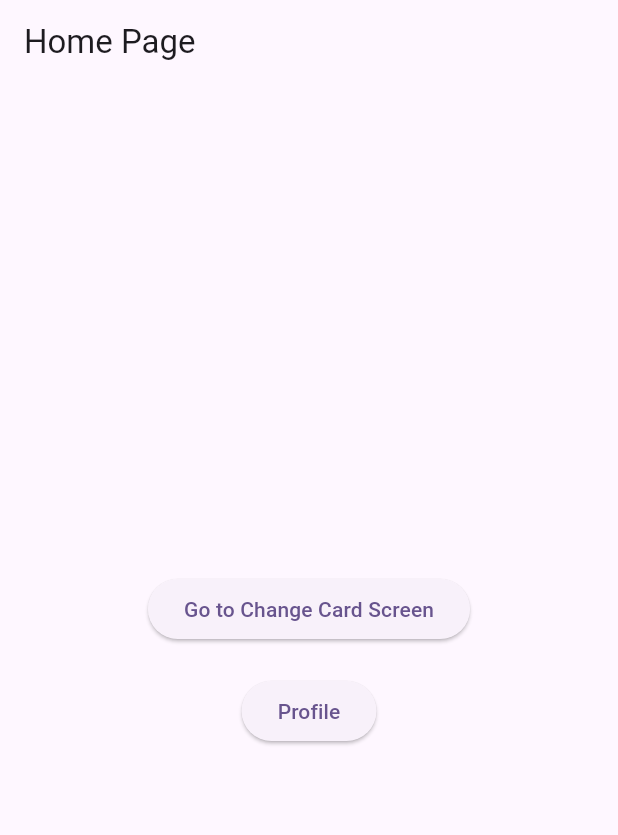
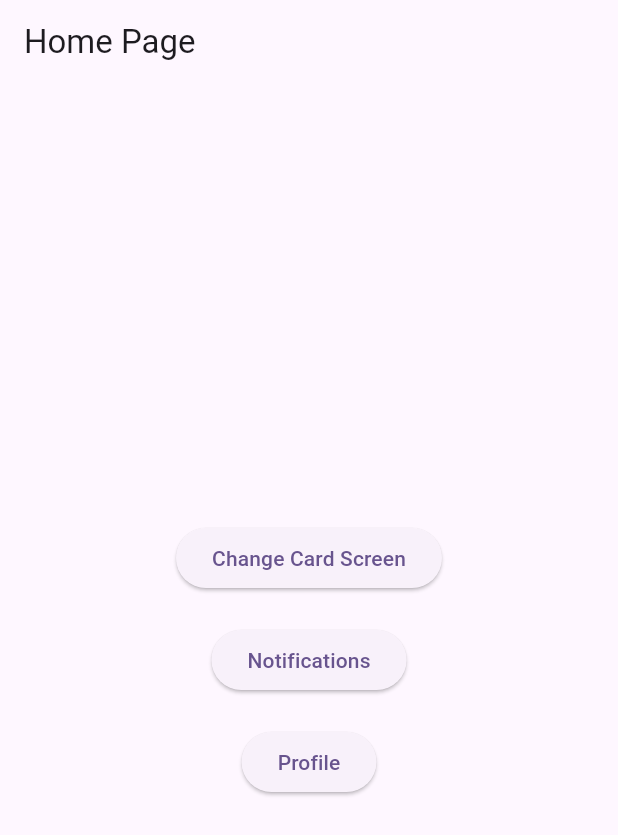
Before and after one commit to iunoz/uts_mobile_banking, a Flutter app: the screen it shows after launch, on a phone screen of 412 x 824 dp. Shown: the top 835 px of the screen. Run offline on Flutter 3.47's test engine with Material 3 defaults, Android fonts, the light colour scheme and no system bars.

Commit message:
notification_tahap1

```diff
--- a/lib/main.dart
+++ b/lib/main.dart
@@ -1,6 +1,7 @@
 import 'package:flutter/material.dart';
-import 'screens/changecard_screen.dart'; // Impor ChangeCardScreen
-import 'widgets/custom_button.dart'; // Impor widget tombol CustomButton
+import 'screens/changecard_screen.dart';
+import 'widgets/custom_button.dart';
+import 'screens/notification_screen.dart';
 import 'screens/profile_screen.dart';
 
 void main() {
@@ -36,7 +37,28 @@
         title: Text(title),
       ),
       body: Center(
-        child: CustomButton(), // Memanggil widget tombol dari CustomButton
+        child: Column(
+          mainAxisAlignment: MainAxisAlignment.center,
+          children: [
+            // Tombol untuk ChangeCardScreen
+            CustomButton(
+              buttonText: 'Change Card Screen',
+              destination: ChangeCardScreen(),
+            ),
+            SizedBox(height: 20), // jarak antar tombol
+            // Tombol untuk NotificationScreen
+            CustomButton(
+              buttonText: 'Notifications',
+              destination: NotificationScreen(),
+            ),
+            SizedBox(height: 20),
+            // Tombol untuk ProfileScreen
+            CustomButton(
+              buttonText: 'Profile',
+              destination: ProfileScreen(),
+            ),
+          ],
+        ),
       ),
     );
   }
--- a/lib/widgets/custom_button.dart
+++ b/lib/widgets/custom_button.dart
@@ -1,36 +1,23 @@
 import 'package:flutter/material.dart';
-import 'package:uts_mobile_banking/screens/profile_screen.dart';
-import '../screens/changecard_screen.dart'; // Import ChangeCardScreen
-import '../screens/profile_screen.dart';
 
 class CustomButton extends StatelessWidget {
+  final String buttonText; // Parameter untuk teks tombol
+  final Widget destination; // Parameter untuk halaman tujuan
+
+  // Constructor untuk menerima teks tombol dan tujuan navigasi
+  CustomButton({required this.buttonText, required this.destination});
+
   @override
   Widget build(BuildContext context) {
-    return Column(
-      mainAxisAlignment:
-          MainAxisAlignment.center, // Center the buttons vertically
-      children: [
-        ElevatedButton(
-          onPressed: () {
-            // Navigasi ke halaman ChangeCardScreen saat tombol ditekan
-            Navigator.push(
-              context,
-              MaterialPageRoute(builder: (context) => const ChangeCardScreen()),
-            );
-          },
-          child: const Text('Go to Change Card Screen'), // Teks di tombol
-        ),
-        const SizedBox(height: 20), // Spacing between buttons
-        ElevatedButton(
-          onPressed: () {
-            Navigator.push(
-              context,
-              MaterialPageRoute(builder: (context) => const ProfileScreen()),
-            );
-          },
-          child: const Text('Profile'),
-        ),
-      ],
+    return ElevatedButton(
+      onPressed: () {
+        // Pindah ke halaman yang diinginkan sesuai tombol yang ditekan
+        Navigator.push(
+          context,
+          MaterialPageRoute(builder: (context) => destination),
+        );
+      },
+      child: Text(buttonText), // Teks di tombol
     );
   }
 }
```
Also changed, not shown: lib/screens/changecard_screen.dart (+111 -31 lines), lib/screens/notification_screen.dart (added, +56 -0 lines).
